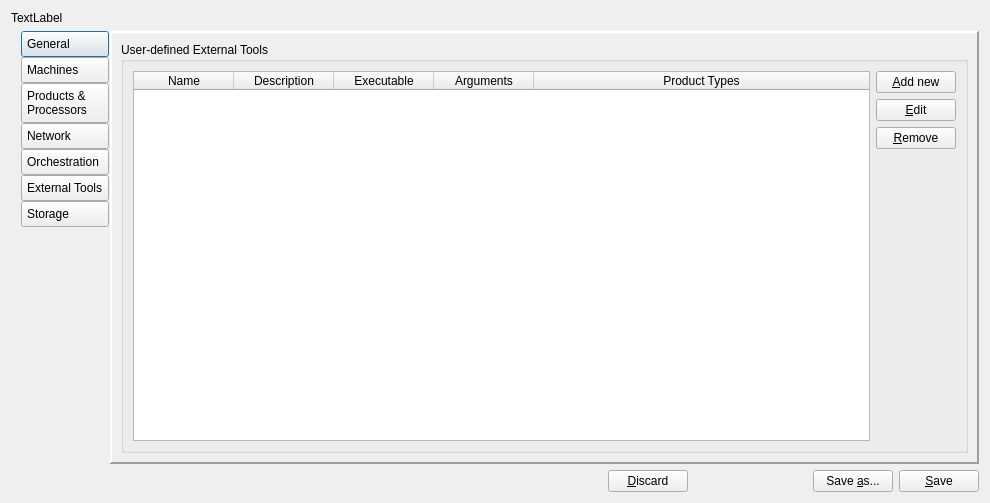
jc-gonzalez/qpfcoregui, file qpfgui/configtool.ui: the form before one commit.
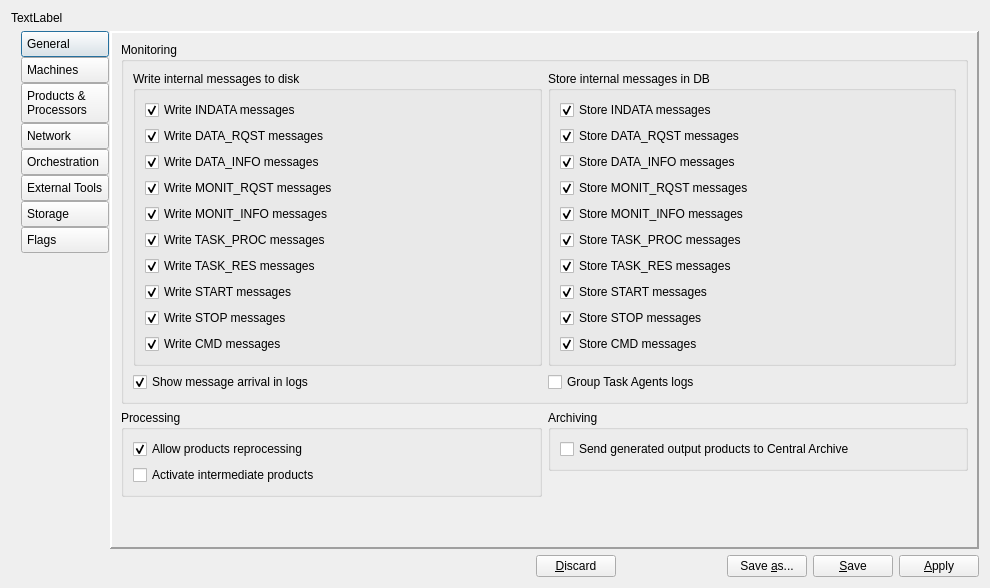
The form after the commit. Icons and pictures are not drawn.

Commit message: Add new section Flags to Config. Tool, and new Apply button

```diff
--- a/qpfgui/configtool.ui
+++ b/qpfgui/configtool.ui
@@ -7,7 +7,7 @@
     <x>0</x>
     <y>0</y>
     <width>990</width>
-    <height>503</height>
+    <height>588</height>
    </rect>
   </property>
   <property name="windowTitle">
@@ -223,6 +223,32 @@
          </attribute>
         </widget>
        </item>
+       <item>
+        <widget class="QPushButton" name="tbtnFlags">
+         <property name="styleSheet">
+          <string notr="true">QPushButton { text-align: left; padding: 5px; }</string>
+         </property>
+         <property name="text">
+          <string>Flags</string>
+         </property>
+         <property name="icon">
+          <iconset resource="configtool.qrc">
+           <normaloff>:/img/img/checkmarks.png</normaloff>:/img/img/checkmarks.png</iconset>
+         </property>
+         <property name="iconSize">
+          <size>
+           <width>48</width>
+           <height>48</height>
+          </size>
+         </property>
+         <property name="autoExclusive">
+          <bool>true</bool>
+         </property>
+         <attribute name="buttonGroup">
+          <string notr="true">btngrpSection</string>
+         </attribute>
+        </widget>
+       </item>
        <item>
         <spacer name="verticalSpacer">
          <property name="orientation">
@@ -250,7 +276,7 @@
         <number>2</number>
        </property>
        <property name="currentIndex">
-        <number>5</number>
+        <number>7</number>
        </property>
        <widget class="QWidget" name="pageGeneral">
         <layout class="QVBoxLayout" name="verticalLayout_3">
@@ -1379,12 +1405,344 @@
          </item>
         </layout>
        </widget>
+       <widget class="QWidget" name="pageFlags">
+        <layout class="QVBoxLayout" name="verticalLayout_21">
+         <item>
+          <widget class="QGroupBox" name="groupBox_3">
+           <property name="title">
+            <string>Monitoring</string>
+           </property>
+           <layout class="QHBoxLayout" name="horizontalLayout_15" stretch="50,50">
+            <item>
+             <layout class="QVBoxLayout" name="verticalLayout_17">
+              <item>
+               <widget class="QGroupBox" name="grpboxWriteMsgsDisk">
+                <property name="title">
+                 <string>Write internal messages to disk</string>
+                </property>
+                <layout class="QVBoxLayout" name="verticalLayout_15">
+                 <item>
+                  <widget class="QCheckBox" name="chkMsgsINDATAToDisk">
+                   <property name="text">
+                    <string>Write INDATA messages</string>
+                   </property>
+                   <property name="checked">
+                    <bool>true</bool>
+                   </property>
+                  </widget>
+                 </item>
+                 <item>
+                  <widget class="QCheckBox" name="chkMsgsDATARQSTToDisk">
+                   <property name="text">
+                    <string>Write DATA_RQST messages</string>
+                   </property>
+                   <property name="checked">
+                    <bool>true</bool>
+                   </property>
+                  </widget>
+                 </item>
+                 <item>
+                  <widget class="QCheckBox" name="chkMsgsDATAINFOToDisk">
+                   <property name="text">
+                    <string>Write DATA_INFO messages</string>
+                   </property>
+                   <property name="checked">
+                    <bool>true</bool>
+                   </property>
+                  </widget>
+                 </item>
+                 <item>
+                  <widget class="QCheckBox" name="chkMsgsMONITRQSTToDisk">
+                   <property name="text">
+                    <string>Write MONIT_RQST messages</string>
+                   </property>
+                   <property name="checked">
+                    <bool>true</bool>
+                   </property>
+                  </widget>
+                 </item>
+                 <item>
+                  <widget class="QCheckBox" name="chkMsgsMONITINFOToDisk">
+                   <property name="text">
+                    <string>Write MONIT_INFO messages</string>
+                   </property>
+                   <property name="checked">
+                    <bool>true</bool>
+                   </property>
+                  </widget>
+                 </item>
+                 <item>
+                  <widget class="QCheckBox" name="chkMsgsTASKPROCToDisk">
+                   <property name="text">
+                    <string>Write TASK_PROC messages</string>
+                   </property>
+                   <property name="checked">
+                    <bool>true</bool>
+                   </property>
+                  </widget>
+                 </item>
+                 <item>
+                  <widget class="QCheckBox" name="chkMsgsTASKRESToDisk">
+                   <property name="text">
+                    <string>Write TASK_RES messages</string>
+                   </property>
+                   <property name="checked">
+                    <bool>true</bool>
+                   </property>
+                  </widget>
+                 </item>
+                 <item>
+                  <widget class="QCheckBox" name="chkMsgsSTARTToDisk">
+                   <property name="text">
+                    <string>Write START messages</string>
+                   </property>
+                   <property name="checked">
+                    <bool>true</bool>
+                   </property>
+                  </widget>
+                 </item>
+                 <item>
+                  <widget class="QCheckBox" name="chkMsgsSTOPToDisk">
+                   <property name="text">
+                    <string>Write STOP messages</string>
+                   </property>
+                   <property name="checked">
+                    <bool>true</bool>
+                   </property>
+                  </widget>
+                 </item>
+                 <item>
+                  <widget class="QCheckBox" name="chkMsgsCMDToDisk">
+                   <property name="text">
+                    <string>Write CMD messages</string>
+                   </property>
+                   <property name="checked">
+                    <bool>true</bool>
+                   </property>
+                  </widget>
+                 </item>
+                </layout>
+               </widget>
+              </item>
+              <item>
+               <widget class="QCheckBox" name="chkMsgsIncommingInLog">
+                <property name="text">
+                 <string>Show message arrival in logs</string>
+                </property>
+                <property name="checked">
+                 <bool>true</bool>
+                </property>
+               </widget>
+              </item>
+             </layout>
+            </item>
+            <item>
+             <layout class="QVBoxLayout" name="verticalLayout_18">
+              <item>
+               <widget class="QGroupBox" name="grpboxWriteMsgsDisk_2">
+                <property name="title">
+                 <string>Store internal messages in DB</string>
+                </property>
+                <layout class="QVBoxLayout" name="verticalLayout_16">
+                 <item>
+                  <widget class="QCheckBox" name="chkMsgsINDATAToDisk_2">
+                   <property name="text">
+                    <string>Store INDATA messages</string>
+                   </property>
+                   <property name="checked">
+                    <bool>true</bool>
+                   </property>
+                  </widget>
+                 </item>
+                 <item>
+                  <widget class="QCheckBox" name="chkMsgsDATARQSTToDisk_2">
+                   <property name="text">
+                    <string>Store DATA_RQST messages</string>
+                   </property>
+                   <property name="checked">
+                    <bool>true</bool>
+                   </property>
+                  </widget>
+                 </item>
+                 <item>
+                  <widget class="QCheckBox" name="chkMsgsDATAINFOToDisk_2">
+                   <property name="text">
+                    <string>Store DATA_INFO messages</string>
+                   </property>
+                   <property name="checked">
+                    <bool>true</bool>
+                   </property>
+                  </widget>
+                 </item>
+                 <item>
+                  <widget class="QCheckBox" name="chkMsgsMONITRQSTToDisk_2">
+                   <property name="text">
+                    <string>Store MONIT_RQST messages</string>
+                   </property>
+                   <property name="checked">
+                    <bool>true</bool>
+                   </property>
+                  </widget>
+                 </item>
+                 <item>
+                  <widget class="QCheckBox" name="chkMsgsMONITINFOToDisk_2">
+                   <property name="text">
+                    <string>Store MONIT_INFO messages</string>
+                   </property>
+                   <property name="checked">
+                    <bool>true</bool>
+                   </property>
+                  </widget>
+                 </item>
+                 <item>
+                  <widget class="QCheckBox" name="chkMsgsTASKPROCToDisk_2">
+                   <property name="text">
+                    <string>Store TASK_PROC messages</string>
+                   </property>
+                   <property name="checked">
+                    <bool>true</bool>
+                   </property>
+                  </widget>
+                 </item>
+                 <item>
+                  <widget class="QCheckBox" name="chkMsgsTASKRESToDisk_2">
+                   <property name="text">
+                    <string>Store TASK_RES messages</string>
+                   </property>
+                   <property name="checked">
+                    <bool>true</bool>
+                   </property>
+                  </widget>
+                 </item>
+                 <item>
+                  <widget class="QCheckBox" name="chkMsgsSTARTToDisk_2">
+                   <property name="text">
+                    <string>Store START messages</string>
+                   </property>
+                   <property name="checked">
+                    <bool>true</bool>
+                   </property>
+                  </widget>
+                 </item>
+                 <item>
+                  <widget class="QCheckBox" name="chkMsgsSTOPToDisk_2">
+                   <property name="text">
+                    <string>Store STOP messages</string>
+                   </property>
+                   <property name="checked">
+                    <bool>true</bool>
+                   </property>
+                  </widget>
+                 </item>
+                 <item>
+                  <widget class="QCheckBox" name="chkMsgsCMDToDisk_2">
+                   <property name="text">
+                    <string>Store CMD messages</string>
+                   </property>
+                   <property name="checked">
+                    <bool>true</bool>
+                   </property>
+                  </widget>
+                 </item>
+                </layout>
+               </widget>
+              </item>
+              <item>
+               <widget class="QCheckBox" name="chkGroupTskAgentLogs">
+                <property name="text">
+                 <string>Group Task Agents logs</string>
+                </property>
+               </widget>
+              </item>
+             </layout>
+            </item>
+           </layout>
+          </widget>
+         </item>
+         <item>
+          <layout class="QHBoxLayout" name="horizontalLayout_16" stretch="50,50">
+           <item>
+            <widget class="QGroupBox" name="groupBox_4">
+             <property name="title">
+              <string>Processing</string>
+             </property>
+             <layout class="QVBoxLayout" name="verticalLayout_13">
+              <item>
+               <widget class="QCheckBox" name="chkAllowReproc">
+                <property name="text">
+                 <string>Allow products reprocessing</string>
+                </property>
+                <property name="checked">
+                 <bool>true</bool>
+                </property>
+               </widget>
+              </item>
+              <item>
+               <widget class="QCheckBox" name="chkGenerateIntermedProd">
+                <property name="text">
+                 <string>Activate intermediate products</string>
+                </property>
+               </widget>
+              </item>
+             </layout>
+            </widget>
+           </item>
+           <item>
+            <layout class="QVBoxLayout" name="verticalLayout_20">
+             <item>
+              <widget class="QGroupBox" name="groupBox_6">
+               <property name="title">
+                <string>Archiving</string>
+               </property>
+               <layout class="QVBoxLayout" name="verticalLayout_19">
+                <item>
+                 <widget class="QCheckBox" name="chkSendOutputsToArchive">
+                  <property name="text">
+                   <string>Send generated output products to Central Archive</string>
+                  </property>
+                 </widget>
+                </item>
+               </layout>
+              </widget>
+             </item>
+             <item>
+              <spacer name="verticalSpacer_4">
+               <property name="orientation">
+                <enum>Qt::Vertical</enum>
+               </property>
+               <property name="sizeHint" stdset="0">
+                <size>
+                 <width>1</width>
+                 <height>20</height>
+                </size>
+               </property>
+              </spacer>
+             </item>
+            </layout>
+           </item>
+          </layout>
+         </item>
+         <item>
+          <spacer name="verticalSpacer_5">
+           <property name="orientation">
+            <enum>Qt::Vertical</enum>
+           </property>
+           <property name="sizeHint" stdset="0">
+            <size>
+             <width>20</width>
+             <height>40</height>
+            </size>
+           </property>
+          </spacer>
+         </item>
+        </layout>
+       </widget>
       </widget>
      </item>
     </layout>
    </item>
    <item>
-    <layout class="QHBoxLayout" name="horizontalLayout_2" stretch="10,1,2,1,1">
+    <layout class="QHBoxLayout" name="horizontalLayout_2" stretch="10,1,2,1,1,0">
      <item>
       <spacer name="horizontalSpacer_2">
        <property name="orientation">
@@ -1432,6 +1790,13 @@
        </property>
       </widget>
      </item>
+     <item>
+      <widget class="QPushButton" name="btnApply">
+       <property name="text">
+        <string>&amp;Apply</string>
+       </property>
+      </widget>
+     </item>
     </layout>
    </item>
   </layout>
```
Left out of the diff: 79 changed lines with no effect on the pictures. The commit also changes 8 other files.
